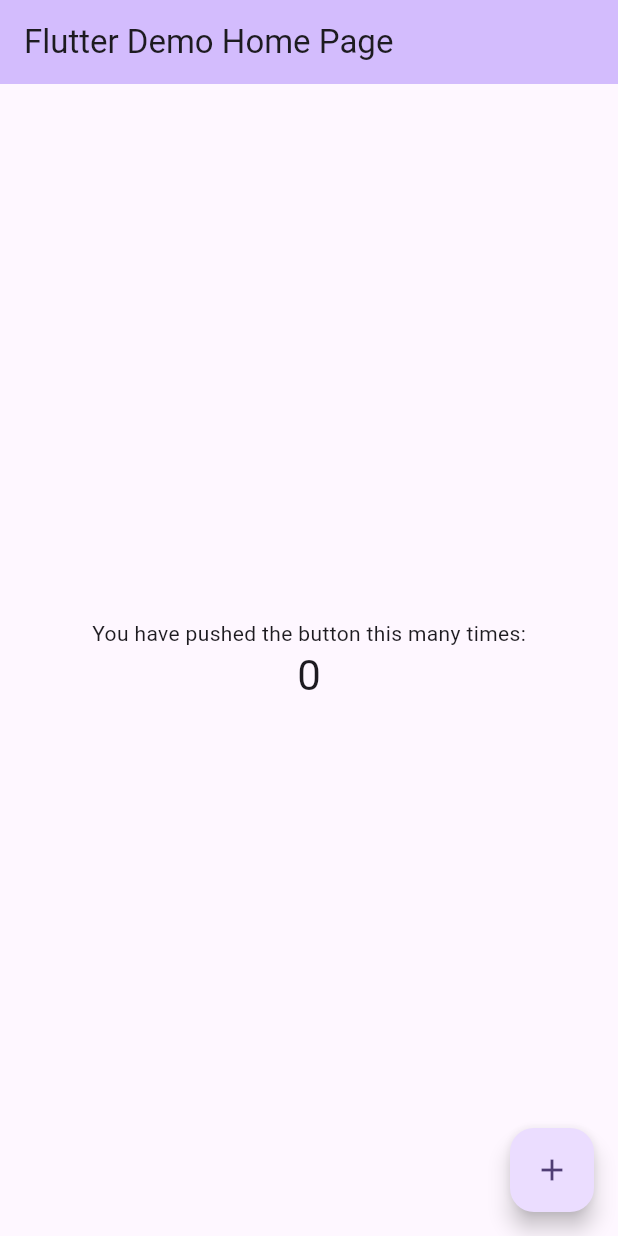
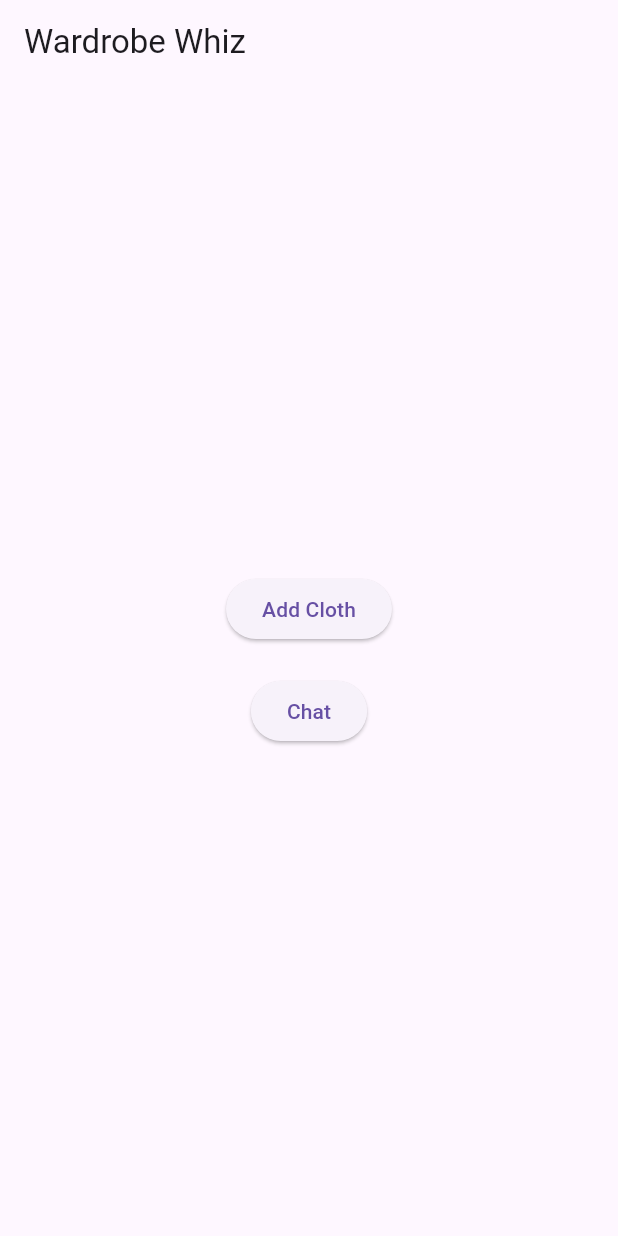
Before and after one commit to nishit-chaudhary/Wardrobe-Whiz, a Flutter app: the screen it shows after launch, on a phone screen of 412 x 824 dp. Run offline on Flutter 3.47's test engine with Material 3 defaults, Android fonts, the phone set to English and light mode, and no system bars.

Commit message:
Implemented basic chat-bot functionality with dummy response

```diff
--- a/lib/main.dart
+++ b/lib/main.dart
@@ -1,52 +1,27 @@
 import 'package:flutter/material.dart';
+import 'chat_screen.dart';
 
 void main() {
   runApp(const MyApp());
 }
 
 class MyApp extends StatelessWidget {
-  const MyApp({super.key});
+  const MyApp({Key? key});
 
-  // This widget is the root of your application.
   @override
   Widget build(BuildContext context) {
     return MaterialApp(
-      title: 'Flutter Demo',
+      title: 'Wardrobe Whiz',
       theme: ThemeData(
-        // This is the theme of your application.
-        //
-        // TRY THIS: Try running your application with "flutter run". You'll see
-        // the application has a purple toolbar. Then, without quitting the app,
-        // try changing the seedColor in the colorScheme below to Colors.green
-        // and then invoke "hot reload" (save your changes or press the "hot
-        // reload" button in a Flutter-supported IDE, or press "r" if you used
-        // the command line to start the app).
-        //
-        // Notice that the counter didn't reset back to zero; the application
-        // state is not lost during the reload. To reset the state, use hot
-        // restart instead.
-        //
-        // This works for code too, not just values: Most code changes can be
-        // tested with just a hot reload.
-        colorScheme: ColorScheme.fromSeed(seedColor: Colors.deepPurple),
-        useMaterial3: true,
+        // Your theme configurations here
       ),
-      home: const MyHomePage(title: 'Flutter Demo Home Page'),
+      home: const MyHomePage(title: 'Wardrobe Whiz'),
     );
   }
 }
 
 class MyHomePage extends StatefulWidget {
   const MyHomePage({super.key, required this.title});
-
-  // This widget is the home page of your application. It is stateful, meaning
-  // that it has a State object (defined below) that contains fields that affect
-  // how it looks.
-
-  // This class is the configuration for the state. It holds the values (in this
-  // case the title) provided by the parent (in this case the App widget) and
-  // used by the build method of the State. Fields in a Widget subclass are
-  // always marked "final".
 
   final String title;
 
@@ -55,71 +30,37 @@ class MyHomePage extends StatefulWidget {
 }
 
 class _MyHomePageState extends State<MyHomePage> {
-  int _counter = 0;
-
-  void _incrementCounter() {
-    setState(() {
-      // This call to setState tells the Flutter framework that something has
-      // changed in this State, which causes it to rerun the build method below
-      // so that the display can reflect the updated values. If we changed
-      // _counter without calling setState(), then the build method would not be
-      // called again, and so nothing would appear to happen.
-      _counter++;
-    });
-  }
-
   @override
   Widget build(BuildContext context) {
-    // This method is rerun every time setState is called, for instance as done
-    // by the _incrementCounter method above.
-    //
-    // The Flutter framework has been optimized to make rerunning build methods
-    // fast, so that you can just rebuild anything that needs updating rather
-    // than having to individually change instances of widgets.
     return Scaffold(
       appBar: AppBar(
-        // TRY THIS: Try changing the color here to a specific color (to
-        // Colors.amber, perhaps?) and trigger a hot reload to see the AppBar
-        // change color while the other colors stay the same.
-        backgroundColor: Theme.of(context).colorScheme.inversePrimary,
-        // Here we take the value from the MyHomePage object that was created by
-        // the App.build method, and use it to set our appbar title.
         title: Text(widget.title),
       ),
       body: Center(
-        // Center is a layout widget. It takes a single child and positions it
-        // in the middle of the parent.
         child: Column(
-          // Column is also a layout widget. It takes a list of children and
-          // arranges them vertically. By default, it sizes itself to fit its
-          // children horizontally, and tries to be as tall as its parent.
-          //
-          // Column has various properties to control how it sizes itself and
-          // how it positions its children. Here we use mainAxisAlignment to
-          // center the children vertically; the main axis here is the vertical
-          // axis because Columns are vertical (the cross axis would be
-          // horizontal).
-          //
-          // TRY THIS: Invoke "debug painting" (choose the "Toggle Debug Paint"
-          // action in the IDE, or press "p" in the console), to see the
-          // wireframe for each widget.
           mainAxisAlignment: MainAxisAlignment.center,
           children: <Widget>[
-            const Text(
-              'You have pushed the button this many times:',
+            ElevatedButton(
+              onPressed: () {
+                // Add your logic for handling "Add Cloth" button press
+                // Navigate to the screen for adding cloth or perform related actions
+              },
+              child: const Text('Add Cloth'),
             ),
-            Text(
-              '$_counter',
-              style: Theme.of(context).textTheme.headlineMedium,
+            const SizedBox(height: 20),
+            ElevatedButton(
+              onPressed: () {
+                // Navigate to the ChatScreen when the "Chat" button is pressed
+                Navigator.push(
+                  context,
+                  MaterialPageRoute(builder: (context) => const ChatScreen()),
+                );
+              },
+              child: const Text('Chat'),
             ),
           ],
         ),
       ),
-      floatingActionButton: FloatingActionButton(
-        onPressed: _incrementCounter,
-        tooltip: 'Increment',
-        child: const Icon(Icons.add),
-      ), // This trailing comma makes auto-formatting nicer for build methods.
     );
   }
 }
```
Also changed, not shown: lib/chat_screen.dart (added, +76 -0 lines).
